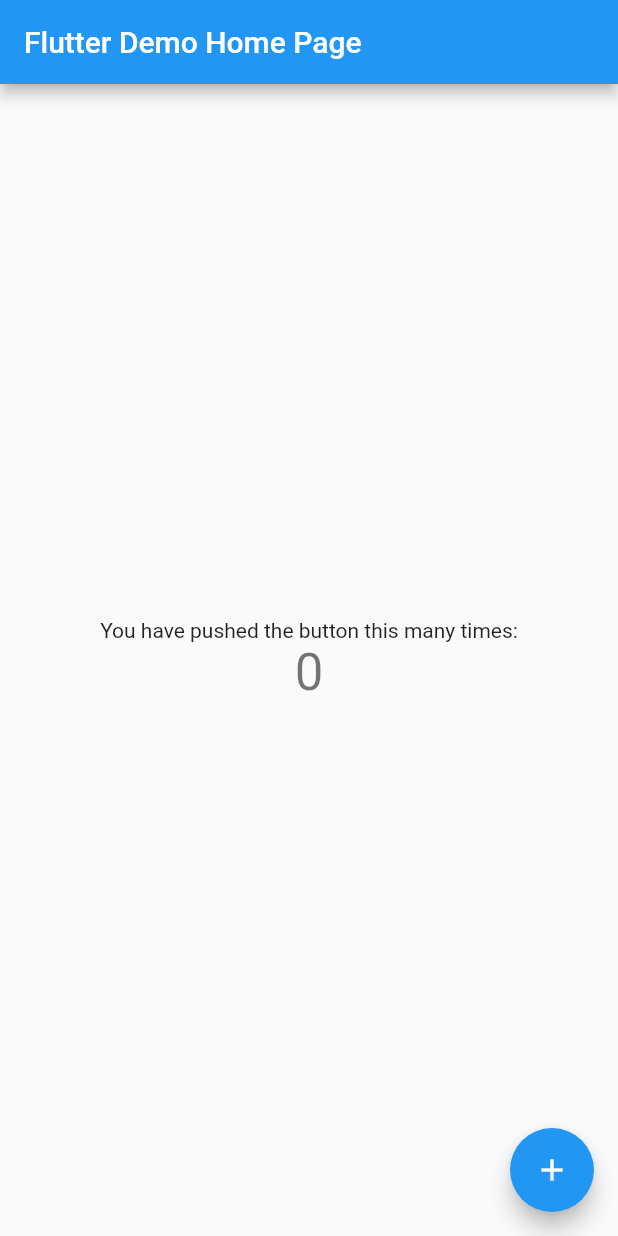
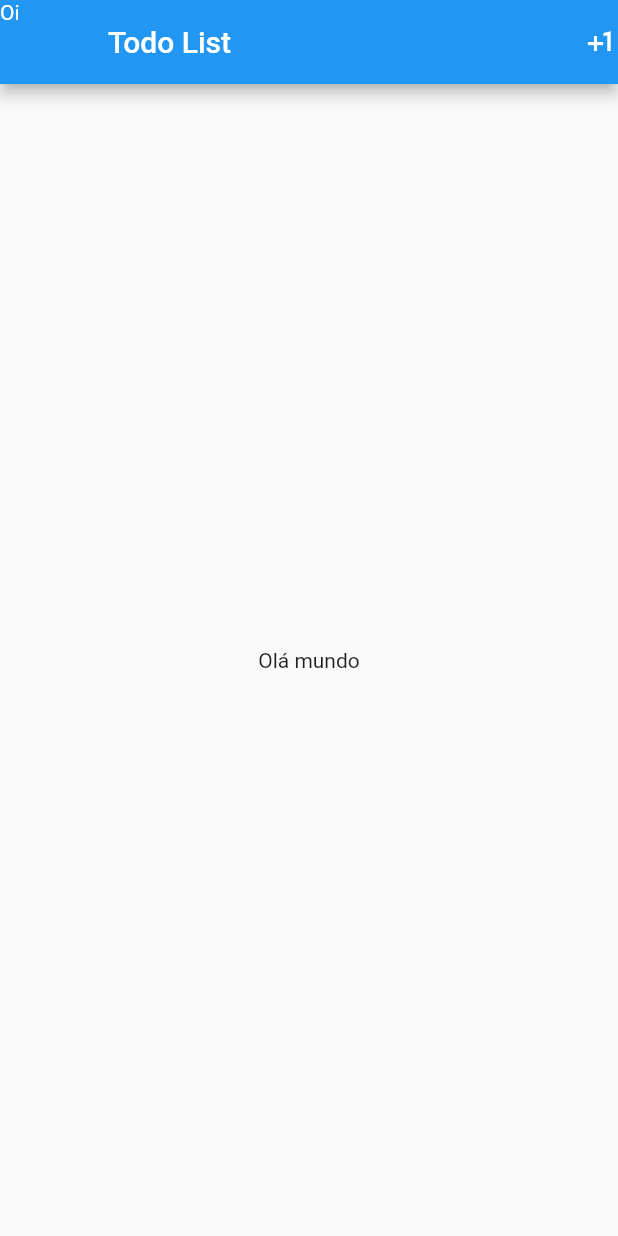
Before and after one commit to rvbx/flutter_todo_app, a Flutter app: the screen it shows after launch, on a phone screen of 412 x 824 dp. Run offline on Flutter 3.47's test engine with Material 2 defaults, Android fonts, the phone set to English and light mode, and no system bars.

Commit message:
Aula 4 - Usando Scaffold, aprendendo estrutura inicial e uso dos widgets

```diff
--- a/lib/main.dart
+++ b/lib/main.dart
@@ -1,111 +1,38 @@
 import 'package:flutter/material.dart';
 
-void main() => runApp(MyApp());
+void main() => runApp(App());
 
-class MyApp extends StatelessWidget {
+class App extends StatelessWidget {
   // This widget is the root of your application.
   @override
   Widget build(BuildContext context) {
     return MaterialApp(
-      title: 'Flutter Demo',
+      title: 'Todo App',
+      debugShowCheckedModeBanner: false,
       theme: ThemeData(
-        // This is the theme of your application.
-        //
-        // Try running your application with "flutter run". You'll see the
-        // application has a blue toolbar. Then, without quitting the app, try
-        // changing the primarySwatch below to Colors.green and then invoke
-        // "hot reload" (press "r" in the console where you ran "flutter run",
-        // or simply save your changes to "hot reload" in a Flutter IDE).
-        // Notice that the counter didn't reset back to zero; the application
-        // is not restarted.
         primarySwatch: Colors.blue,
       ),
-      home: MyHomePage(title: 'Flutter Demo Home Page'),
+      home: HomePage(),
     );
   }
 }
 
-class MyHomePage extends StatefulWidget {
-  MyHomePage({Key key, this.title}) : super(key: key);
-
-  // This widget is the home page of your application. It is stateful, meaning
-  // that it has a State object (defined below) that contains fields that affect
-  // how it looks.
-
-  // This class is the configuration for the state. It holds the values (in this
-  // case the title) provided by the parent (in this case the App widget) and
-  // used by the build method of the State. Fields in a Widget subclass are
-  // always marked "final".
-
-  final String title;
-
-  @override
-  _MyHomePageState createState() => _MyHomePageState();
-}
-
-class _MyHomePageState extends State<MyHomePage> {
-  int _counter = 0;
-
-  void _incrementCounter() {
-    setState(() {
-      // This call to setState tells the Flutter framework that something has
-      // changed in this State, which causes it to rerun the build method below
-      // so that the display can reflect the updated values. If we changed
-      // _counter without calling setState(), then the build method would not be
-      // called again, and so nothing would appear to happen.
-      _counter++;
-    });
-  }
-
+class HomePage extends StatelessWidget {
   @override
   Widget build(BuildContext context) {
-    // This method is rerun every time setState is called, for instance as done
-    // by the _incrementCounter method above.
-    //
-    // The Flutter framework has been optimized to make rerunning build methods
-    // fast, so that you can just rebuild anything that needs updating rather
-    // than having to individually change instances of widgets.
     return Scaffold(
       appBar: AppBar(
-        // Here we take the value from the MyHomePage object that was created by
-        // the App.build method, and use it to set our appbar title.
-        title: Text(widget.title),
+        leading: Text("Oi"),
+        title: Text("Todo List"),
+        actions: <Widget>[
+          Icon(Icons.plus_one),
+        ],
       ),
-      body: Center(
-        // Center is a layout widget. It takes a single child and positions it
-        // in the middle of the parent.
-        child: Column(
-          // Column is also a layout widget. It takes a list of children and
-          // arranges them vertically. By default, it sizes itself to fit its
-          // children horizontally, and tries to be as tall as its parent.
-          //
-          // Invoke "debug painting" (press "p" in the console, choose the
-          // "Toggle Debug Paint" action from the Flutter Inspector in Android
-          // Studio, or the "Toggle Debug Paint" command in Visual Studio Code)
-          // to see the wireframe for each widget.
-          //
-          // Column has various properties to control how it sizes itself and
-          // how it positions its children. Here we use mainAxisAlignment to
-          // center the children vertically; the main axis here is the vertical
-          // axis because Columns are vertical (the cross axis would be
-          // horizontal).
-          mainAxisAlignment: MainAxisAlignment.center,
-          children: <Widget>[
-            Text(
-              'You have pushed the button this many times:',
-            ),
-            Text(
-              '$_counter',
-              style: Theme.of(context).textTheme.display1,
-            ),
-          ],
+      body: Container(
+        child: Center(
+          child: Text("Olá mundo"),
         ),
       ),
-      floatingActionButton: FloatingActionButton(
-        onPressed: _incrementCounter,
-        tooltip: 'Increment',
-        child: Icon(Icons.add),
-      ), // This trailing comma makes auto-formatting nicer for build methods.
     );
   }
 }
```
Also changed, not shown: 1 other file.
